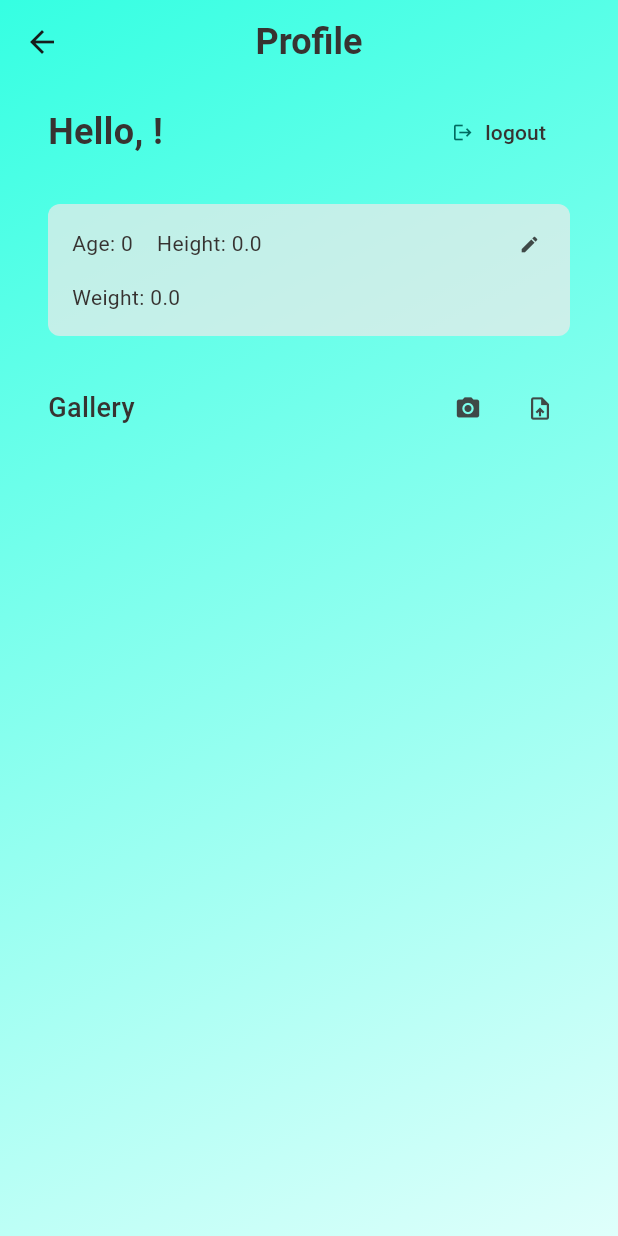
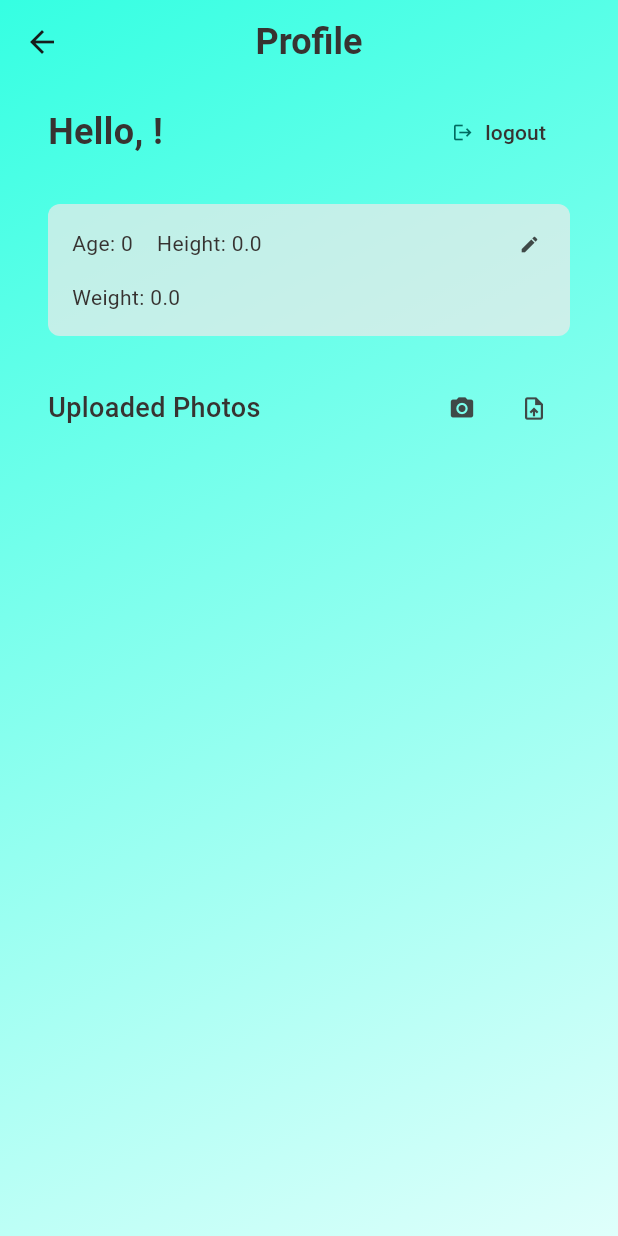
Before and after one commit to aibar-pro/Kraftig, a Flutter app: the ProfileView screen opened by its route, on a phone screen of 412 x 824 dp. Run offline on Flutter 3.47's test engine with Material 3 defaults, Android fonts, the phone set to English and light mode, and no system bars; our stand-ins replace image_picker, popover; missing offline and left inert: animated_weight_picker; accounts and stored records are empty.

Commit message:
Introduced photo groups, extracted gallery into separate View and ViewModel

```diff
--- a/lib/models/photo_group.dart
+++ b/lib/models/photo_group.dart
@@ -1,7 +1,7 @@
 class PhotoGroup {
-  final String? name;
-  final DateTime date;
-  final List<String> photos;
+  String? name;
+  DateTime date;
+  List<String> photos;
 
   PhotoGroup({this.name, required this.date, required this.photos});
 }
--- /dev/null
+++ b/lib/views/photo_gallery_view.dart
@@ -0,0 +1,75 @@
+import 'package:flutter/material.dart';
+import 'package:kraftig/resources/constants.dart';
+import 'package:provider/provider.dart';
+import 'package:popover/popover.dart';
+
+import '../view_models/photo_gallery_view_model.dart';
+import 'photo_gallery_edit_widget.dart';
+import 'photo_gallery_view_widget.dart';
+
+class PhotoGalleryView extends StatelessWidget {
+  const PhotoGalleryView({super.key});
+
+  @override
+  Widget build(BuildContext context) {
+    return ChangeNotifierProvider(
+      create: (_) => PhotoGalleryViewModel(),
+      child: Consumer<PhotoGalleryViewModel>(
+        builder: (context, model, child) => Column(
+          crossAxisAlignment: CrossAxisAlignment.start,
+          children: [
+            Row(
+              children: [
+                const Expanded(
+                  child: Text(
+                    'Uploaded Photos',
+                    style: AppTextStyles.subheadline,
+                  ),
+                ),
+                Row(
+                  mainAxisAlignment: MainAxisAlignment.end,
+                  children: [
+                    if (model.photoGroups.isEmpty)
+                      IconButton(
+                        onPressed: () => model.takePhoto(null),
+                        icon: const Icon(Icons.photo_camera, size: AppFontSizes.subheadline,),
+                      ),
+                    if (model.photoGroups.isEmpty)
+                      IconButton(
+                        onPressed: () => model.pickImage(null),
+                        icon: const Icon(Icons.upload_file, size: AppFontSizes.subheadline,),
+                      ),
+                    if (model.photoGroups.isNotEmpty)
+                    //FIXME: Popover position
+                      IconButton(
+                        onPressed: () => showPopover(
+                          context: context,
+                          bodyBuilder: (context) =>
+                            Column(
+                              children: [
+                                TextButton.icon(
+                                  onPressed: () => model.toggleEditMode(),
+                                  label: const Text("Edit gallery", style: AppTextStyles.body,),
+                                  icon: const Icon(Icons.edit, size: AppFontSizes.body,),
+                                ),
+                                TextButton.icon(
+                                  onPressed: () => model.createGroup(null, DateTime.now()),
+                                  label: const Text("Add group", style: AppTextStyles.body,),
+                                  icon: const Icon(Icons.edit, size: AppFontSizes.body,),
+                                ),
+                              ],
+                            ),
+                        ),
+                        icon: const Icon(Icons.more_vert, size: AppFontSizes.subheadline,),
+                      ),
+                  ],
+                ),
+              ],
+            ),
+            model.isEditing ? const PhotoGalleryEditWidget() : const PhotoGalleryViewWidget(),
+          ],
+        ),
+      ),
+    );
+  }
+}
--- a/lib/views/profile_view.dart
+++ b/lib/views/profile_view.dart
@@ -1,12 +1,10 @@
 
-import 'dart:io';
 
 import 'package:flutter/material.dart';
-import 'package:intl/intl.dart';
 import 'package:kraftig/view_components/inline_edit_button.dart';
+import 'package:kraftig/views/photo_gallery_view.dart';
 import 'package:provider/provider.dart';
 
-import '../models/photo_group.dart';
 import '../resources/constants.dart';
 import '../view_models/profile_view_model.dart';
 import '../view_components/primary_button.dart';
@@ -50,7 +48,7 @@ class ProfileView extends StatelessWidget {
                   else ...[
                     _buildViewMode(context, model),
                     const SizedBox(height: AppPadding.large),
-                    _buildPhotoGallery(context, model),
+                    const PhotoGalleryView(),
                   ],
                 ],
               ),
@@ -246,43 +244,43 @@ class ProfileView extends StatelessWidget {
     );
   }
 
-  Widget _buildPhotoGallery(BuildContext context, ProfileViewModel model) {
-    return Column(
-      children: [
-        Row(
-          children: [
-            const Expanded(
-              child: Text(
-                'Gallery',
-                style: AppTextStyles.subheadline,
-              ),
-            ),
-            Row(
-              mainAxisAlignment: MainAxisAlignment.end,
-              children: [
-                IconButton(
-                  padding: const EdgeInsets.only(
-                    left: AppPadding.small,
-                    top: AppPadding.small,
-                    bottom: AppPadding.small,
-                  ),
-                  onPressed: () => model.takePhoto(),
-                  icon: const Icon(Icons.photo_camera, size: AppFontSizes.subheadline,),
-                ),
-                IconButton(
-                  padding: const EdgeInsets.only(
-                    left: AppPadding.small,
-                    top: AppPadding.small,
-                    bottom: AppPadding.small,
-                  ),
-                  onPressed: () => model.pickImage(),
-                  icon: const Icon(Icons.upload_file, size: AppFontSizes.subheadline,),
-                ),
-              ],
-            ),
-          ],
-        ),
-         ...model.photoGroups.map((group) => _buildPhotoGroup(context, group, model)),
+  // Widget _buildPhotoGallery(BuildContext context, ProfileViewModel model) {
+  //   return Column(
+  //     children: [
+  //       Row(
+  //         children: [
+  //           const Expanded(
+  //             child: Text(
+  //               'Gallery',
+  //               style: AppTextStyles.subheadline,
+  //             ),
+  //           ),
+  //           Row(
+  //             mainAxisAlignment: MainAxisAlignment.end,
+  //             children: [
+  //               IconButton(
+  //                 padding: const EdgeInsets.only(
+  //                   left: AppPadding.small,
+  //                   top: AppPadding.small,
+  //                   bottom: AppPadding.small,
+  //                 ),
+  //                 onPressed: () => model.takePhoto(),
+  //                 icon: const Icon(Icons.photo_camera, size: AppFontSizes.subheadline,),
+  //               ),
+  //               IconButton(
+  //                 padding: const EdgeInsets.only(
+  //                   left: AppPadding.small,
+  //                   top: AppPadding.small,
+  //                   bottom: AppPadding.small,
+  //                 ),
+  //                 onPressed: () => model.pickImage(),
+  //                 icon: const Icon(Icons.upload_file, size: AppFontSizes.subheadline,),
+  //               ),
+  //             ],
+  //           ),
+  //         ],
+  //       ),
+  //        ...model.photoGroups.map((group) => _buildPhotoGroup(context, group, model)),
         // Container(
         //   padding: const EdgeInsets.all(AppPadding.medium),
         //   decoration: BoxDecoration(
@@ -322,60 +320,7 @@ class ProfileView extends StatelessWidget {
         //     ],
         //   ),
         // ),
-      ],
-    );
-  }
-
-   Widget _buildPhotoGroup(BuildContext context, PhotoGroup group, ProfileViewModel model) {
-    return Container(
-      margin: const EdgeInsets.only(top: AppPadding.large),
-      padding: const EdgeInsets.all(AppPadding.medium),
-      decoration: BoxDecoration(
-        borderRadius: BorderRadius.circular(AppBorderRadius.medium),
-        color: AppColors.cardBackground,
-      ),
-      child: Column(
-        crossAxisAlignment: CrossAxisAlignment.start,
-        children: [
-          Row(
-            mainAxisAlignment: MainAxisAlignment.spaceBetween,
-            children: [
-              Text(
-                group.name ?? DateFormat('dd MMM yyyy').format(group.date),
-                style: AppTextStyles.body,
-              ),
-              IconButton(
-                icon: const Icon(Icons.edit),
-                onPressed: () {
-                  // Navigate to the photo group edit view
-                },
-              ),
-            ],
-          ),
-          const SizedBox(height: AppPadding.medium),
-          GridView.builder(
-            shrinkWrap: true,
-            physics: const NeverScrollableScrollPhysics(),
-            gridDelegate: const SliverGridDelegateWithFixedCrossAxisCount(
-              crossAxisCount: 3,
-              crossAxisSpacing: 8,
-              mainAxisSpacing: 8,
-            ),
-            itemCount: group.photos.length,
-            itemBuilder: (context, index) {
-              return GestureDetector(
-                onTap: () {
-                  // Handle photo tap
-                },
-                child: Image.file(
-                  File(group.photos[index]),
-                  fit: BoxFit.cover,
-                ),
-              );
-            },
-          ),
-        ],
-      ),
-    );
-  }
+//       ],
+//     );
+//   }
 }
--- a/pubspec.yaml
+++ b/pubspec.yaml
@@ -36,6 +36,7 @@ dependencies:
   animated_weight_picker: ^1.0.3
   image_picker: ^1.1.1
   intl: ^0.19.0
+  popover: ^0.3.0+1
 
 dev_dependencies:
   flutter_test:
```
Also changed, not shown: lib/view_models/photo_gallery_view_model.dart (added, +89 -0 lines), lib/view_models/profile_view_model.dart (+1 -55 lines), lib/views/photo_gallery_edit_widget.dart (added, +101 -0 lines), lib/views/photo_gallery_view_widget.dart (added, +100 -0 lines), pubspec.lock, 2 other files.
